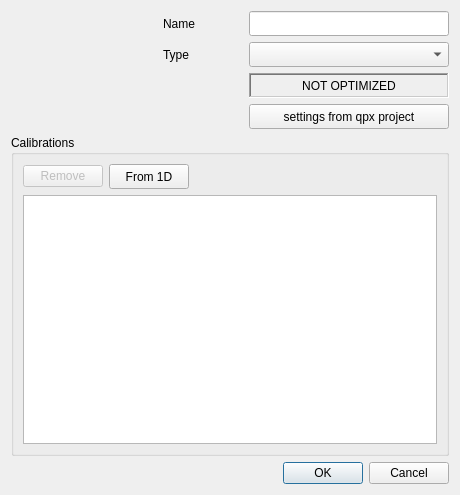
First picture: the form in forms/dialog_detector.ui, repository usnistgov/qpx-gamma, before the edit.
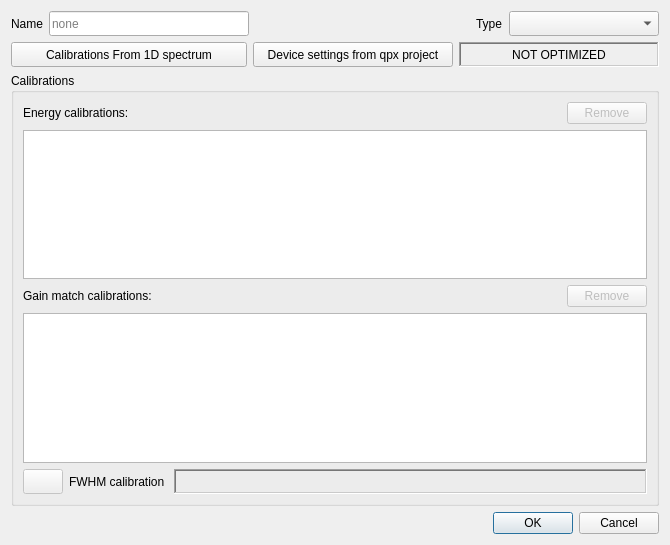
Second picture: the form after the edit. Icons and pictures are not drawn.

Patch:
```diff
--- a/forms/dialog_detector.ui
+++ b/forms/dialog_detector.ui
@@ -9,8 +9,8 @@
    <rect>
     <x>0</x>
     <y>0</y>
-    <width>460</width>
-    <height>495</height>
+    <width>670</width>
+    <height>545</height>
    </rect>
   </property>
   <property name="windowTitle">
@@ -26,30 +26,23 @@
   <layout class="QGridLayout" name="gridLayout_2">
    <item row="0" column="0">
     <layout class="QHBoxLayout" name="horizontalLayout">
-     <item>
-      <spacer name="horizontalSpacer_3">
-       <property name="orientation">
-        <enum>Qt::Horizontal</enum>
-       </property>
-       <property name="sizeHint" stdset="0">
-        <size>
-         <width>40</width>
-         <height>20</height>
-        </size>
-       </property>
-      </spacer>
-     </item>
      <item>
       <widget class="QLabel" name="label">
+       <property name="sizePolicy">
+        <sizepolicy hsizetype="Maximum" vsizetype="Preferred">
+         <horstretch>0</horstretch>
+         <verstretch>0</verstretch>
+        </sizepolicy>
+       </property>
        <property name="minimumSize">
         <size>
-         <width>80</width>
+         <width>0</width>
          <height>25</height>
         </size>
        </property>
        <property name="maximumSize">
         <size>
-         <width>80</width>
+         <width>16777215</width>
          <height>25</height>
         </size>
        </property>
@@ -73,22 +66,27 @@
         </size>
        </property>
        <property name="inputMask">
-        <string>Annnnnnnnnnnnnnnnnnn</string>
+        <string/>
        </property>
        <property name="text">
         <string/>
        </property>
+       <property name="maxLength">
+        <number>32</number>
+       </property>
+       <property name="placeholderText">
+        <string>none</string>
+       </property>
       </widget>
      </item>
-    </layout>
-   </item>
-   <item row="1" column="0">
-    <layout class="QHBoxLayout" name="horizontalLayout_2">
      <item>
-      <spacer name="horizontalSpacer_4">
+      <spacer name="horizontalSpacer_3">
        <property name="orientation">
         <enum>Qt::Horizontal</enum>
        </property>
+       <property name="sizeType">
+        <enum>QSizePolicy::MinimumExpanding</enum>
+       </property>
        <property name="sizeHint" stdset="0">
         <size>
          <width>40</width>
@@ -99,15 +97,21 @@
      </item>
      <item>
       <widget class="QLabel" name="label_2">
+       <property name="sizePolicy">
+        <sizepolicy hsizetype="Maximum" vsizetype="Preferred">
+         <horstretch>0</horstretch>
+         <verstretch>0</verstretch>
+        </sizepolicy>
+       </property>
        <property name="minimumSize">
         <size>
-         <width>80</width>
+         <width>0</width>
          <height>25</height>
         </size>
        </property>
        <property name="maximumSize">
         <size>
-         <width>80</width>
+         <width>16777215</width>
          <height>25</height>
         </size>
        </property>
@@ -120,13 +124,13 @@
       <widget class="QComboBox" name="comboType">
        <property name="minimumSize">
         <size>
-         <width>200</width>
+         <width>150</width>
          <height>25</height>
         </size>
        </property>
        <property name="maximumSize">
         <size>
-         <width>200</width>
+         <width>150</width>
          <height>25</height>
         </size>
        </property>
@@ -134,20 +138,45 @@
      </item>
     </layout>
    </item>
-   <item row="2" column="0">
+   <item row="1" column="0">
     <layout class="QHBoxLayout" name="horizontalLayout_3">
      <item>
-      <spacer name="horizontalSpacer">
-       <property name="orientation">
-        <enum>Qt::Horizontal</enum>
+      <widget class="QPushButton" name="pushRead1D">
+       <property name="minimumSize">
+        <size>
+         <width>80</width>
+         <height>25</height>
+        </size>
        </property>
-       <property name="sizeHint" stdset="0">
+       <property name="maximumSize">
         <size>
-         <width>40</width>
-         <height>20</height>
+         <width>16777215</width>
+         <height>25</height>
         </size>
        </property>
-      </spacer>
+       <property name="text">
+        <string>Calibrations From 1D spectrum</string>
+       </property>
+      </widget>
+     </item>
+     <item>
+      <widget class="QPushButton" name="pushReadOpti">
+       <property name="minimumSize">
+        <size>
+         <width>200</width>
+         <height>25</height>
+        </size>
+       </property>
+       <property name="maximumSize">
+        <size>
+         <width>200</width>
+         <height>25</height>
+        </size>
+       </property>
+       <property name="text">
+        <string>Device settings from qpx project</string>
+       </property>
+      </widget>
      </item>
      <item>
       <widget class="QLabel" name="labelOpti">
@@ -185,43 +214,7 @@
      </item>
     </layout>
    </item>
-   <item row="3" column="0">
-    <layout class="QHBoxLayout" name="horizontalLayout_4">
-     <item>
-      <spacer name="horizontalSpacer_2">
-       <property name="orientation">
-        <enum>Qt::Horizontal</enum>
-       </property>
-       <property name="sizeHint" stdset="0">
-        <size>
-         <width>40</width>
-         <height>20</height>
-        </size>
-       </property>
-      </spacer>
-     </item>
-     <item>
-      <widget class="QPushButton" name="pushReadOpti">
-       <property name="minimumSize">
-        <size>
-         <width>200</width>
-         <height>25</height>
-        </size>
-       </property>
-       <property name="maximumSize">
-        <size>
-         <width>200</width>
-         <height>25</height>
-        </size>
-       </property>
-       <property name="text">
-        <string>settings from qpx project</string>
-       </property>
-      </widget>
-     </item>
-    </layout>
-   </item>
-   <item row="4" column="0">
+   <item row="2" column="0">
     <widget class="QGroupBox" name="groupBox">
      <property name="sizePolicy">
       <sizepolicy hsizetype="MinimumExpanding" vsizetype="Preferred">
@@ -239,40 +232,110 @@
       <bool>false</bool>
      </property>
      <layout class="QGridLayout" name="gridLayout">
+      <item row="1" column="0">
+       <widget class="QTableView" name="tableEnergyCalibrations"/>
+      </item>
+      <item row="4" column="0">
+       <layout class="QHBoxLayout" name="horizontalLayout_4">
+        <item>
+         <widget class="QPushButton" name="pushClearFWHM">
+          <property name="enabled">
+           <bool>false</bool>
+          </property>
+          <property name="sizePolicy">
+           <sizepolicy hsizetype="Maximum" vsizetype="Fixed">
+            <horstretch>0</horstretch>
+            <verstretch>0</verstretch>
+           </sizepolicy>
+          </property>
+          <property name="minimumSize">
+           <size>
+            <width>0</width>
+            <height>25</height>
+           </size>
+          </property>
+          <property name="maximumSize">
+           <size>
+            <width>16777215</width>
+            <height>25</height>
+           </size>
+          </property>
+          <property name="toolTip">
+           <string>Clear FWHM calibration</string>
+          </property>
+          <property name="text">
+           <string/>
+          </property>
+          <property name="icon">
+           <iconset resource="qpxres.qrc">
+            <normaloff>:/new/icons/oxy/editdelete.png</normaloff>:/new/icons/oxy/editdelete.png</iconset>
+          </property>
+          <property name="iconSize">
+           <size>
+            <width>18</width>
+            <height>18</height>
+           </size>
+          </property>
+         </widget>
+        </item>
+        <item>
+         <widget class="QLabel" name="label_3">
+          <property name="text">
+           <string>FWHM calibration </string>
+          </property>
+         </widget>
+        </item>
+        <item>
+         <widget class="QLabel" name="labelFWHM">
+          <property name="sizePolicy">
+           <sizepolicy hsizetype="MinimumExpanding" vsizetype="Preferred">
+            <horstretch>0</horstretch>
+            <verstretch>0</verstretch>
+           </sizepolicy>
+          </property>
+          <property name="minimumSize">
+           <size>
+            <width>200</width>
+            <height>25</height>
+           </size>
+          </property>
+          <property name="maximumSize">
+           <size>
+            <width>16777215</width>
+            <height>25</height>
+           </size>
+          </property>
+          <property name="frameShape">
+           <enum>QFrame::WinPanel</enum>
+          </property>
+          <property name="frameShadow">
+           <enum>QFrame::Sunken</enum>
+          </property>
+          <property name="lineWidth">
+           <number>2</number>
+          </property>
+          <property name="midLineWidth">
+           <number>0</number>
+          </property>
+          <property name="text">
+           <string/>
+          </property>
+          <property name="alignment">
+           <set>Qt::AlignLeading|Qt::AlignLeft|Qt::AlignVCenter</set>
+          </property>
+         </widget>
+        </item>
+       </layout>
+      </item>
+      <item row="3" column="0">
+       <widget class="QTableView" name="tableGainCalibrations"/>
+      </item>
       <item row="0" column="0">
        <layout class="QHBoxLayout" name="horizontalLayout_5">
         <item>
-         <widget class="QPushButton" name="pushRemove">
-          <property name="enabled">
-           <bool>false</bool>
-          </property>
-          <property name="sizePolicy">
-           <sizepolicy hsizetype="Preferred" vsizetype="Fixed">
-            <horstretch>0</horstretch>
-            <verstretch>0</verstretch>
-           </sizepolicy>
-          </property>
+         <widget class="QLabel" name="label_4">
           <property name="text">
-           <string>Remove</string>
-          </property>
-         </widget>
-        </item>
-        <item>
-         <widget class="QPushButton" name="pushRead1D">
-          <property name="minimumSize">
-           <size>
-            <width>80</width>
-            <height>25</height>
-           </size>
-          </property>
-          <property name="maximumSize">
-           <size>
-            <width>80</width>
-            <height>25</height>
-           </size>
-          </property>
-          <property name="text">
-           <string>From 1D</string>
+           <string>Energy calibrations: </string>
           </property>
          </widget>
         </item>
@@ -289,15 +352,68 @@
           </property>
          </spacer>
         </item>
+        <item>
+         <widget class="QPushButton" name="pushRemove">
+          <property name="enabled">
+           <bool>false</bool>
+          </property>
+          <property name="sizePolicy">
+           <sizepolicy hsizetype="Preferred" vsizetype="Fixed">
+            <horstretch>0</horstretch>
+            <verstretch>0</verstretch>
+           </sizepolicy>
+          </property>
+          <property name="text">
+           <string>Remove</string>
+          </property>
+         </widget>
+        </item>
        </layout>
       </item>
-      <item row="1" column="0">
-       <widget class="QTableView" name="tableCalibrations"/>
+      <item row="2" column="0">
+       <layout class="QHBoxLayout" name="horizontalLayout_6">
+        <item>
+         <widget class="QLabel" name="label_5">
+          <property name="text">
+           <string>Gain match calibrations: </string>
+          </property>
+         </widget>
+        </item>
+        <item>
+         <spacer name="horizontalSpacer_6">
+          <property name="orientation">
+           <enum>Qt::Horizontal</enum>
+          </property>
+          <property name="sizeHint" stdset="0">
+           <size>
+            <width>40</width>
+            <height>20</height>
+           </size>
+          </property>
+         </spacer>
+        </item>
+        <item>
+         <widget class="QPushButton" name="pushRemoveGain">
+          <property name="enabled">
+           <bool>false</bool>
+          </property>
+          <property name="sizePolicy">
+           <sizepolicy hsizetype="Preferred" vsizetype="Fixed">
+            <horstretch>0</horstretch>
+            <verstretch>0</verstretch>
+           </sizepolicy>
+          </property>
+          <property name="text">
+           <string>Remove</string>
+          </property>
+         </widget>
+        </item>
+       </layout>
       </item>
      </layout>
     </widget>
    </item>
-   <item row="5" column="0">
+   <item row="3" column="0">
     <widget class="QDialogButtonBox" name="buttonBox">
      <property name="orientation">
       <enum>Qt::Horizontal</enum>
```
